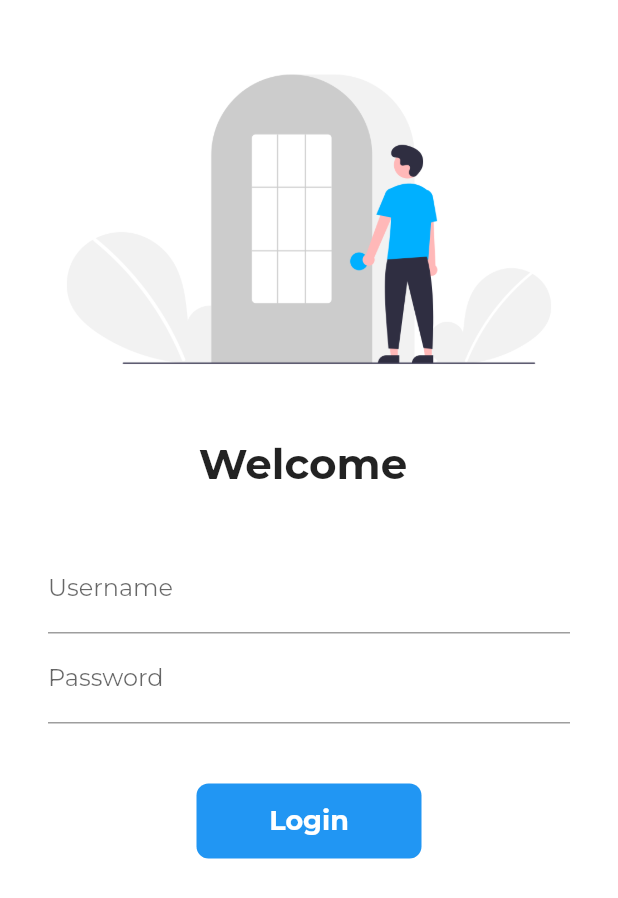
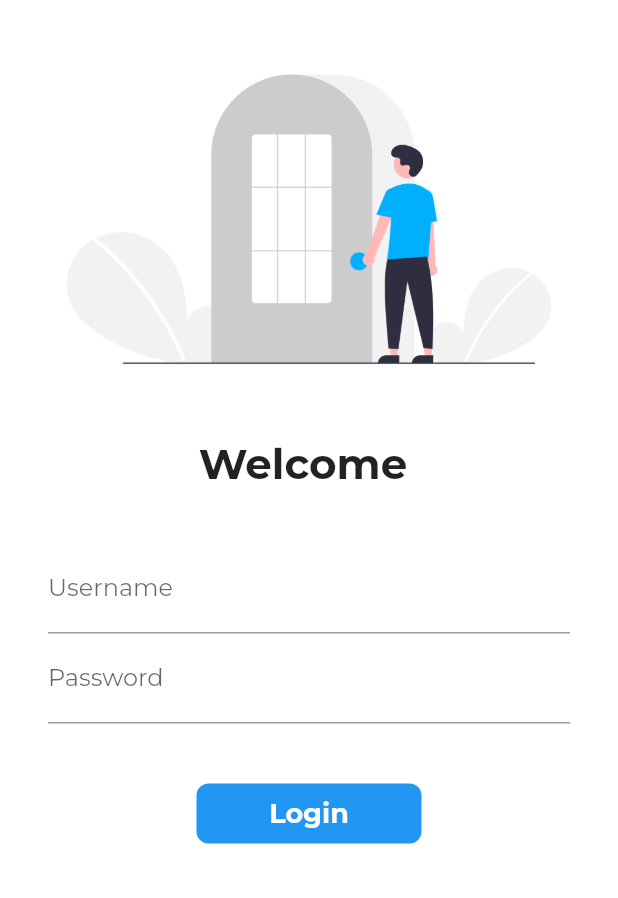
Before and after one commit to lokhandeyogesh7/30daysofFlutter, a Flutter app: the screen it shows after launch, on a phone screen of 412 x 824 dp. Shown: the top 898 px of the screen. Run offline on Flutter 3.47's test engine with Material 2 defaults, Android fonts, the phone set to English and light mode, and no system bars; our stand-ins replace google_fonts.

Commit message:
day 8 completed

```diff
--- a/lib/pages/login_page.dart
+++ b/lib/pages/login_page.dart
@@ -9,11 +9,29 @@ class LoginPage extends StatefulWidget {
 class _LoginPageState extends State<LoginPage> {
   String name = "";
   bool changeButton = false;
+
+  final _formKey = GlobalKey<FormState>();
+
+  moveToHome(BuildContext context) async {
+    if (_formKey.currentState.validate()) {
+      setState(() {
+        changeButton = true;
+      });
+      await Future.delayed(Duration(seconds: 1));
+      await Navigator.pushNamed(context, MyRoutes.homeRoute);
+      setState(() {
+        changeButton = false;
+      });
+    }
+  }
+
   @override
   Widget build(BuildContext context) {
     return Material(
         color: Colors.white,
         child: SingleChildScrollView(
+          child: Form(
+            key: _formKey,
             child: Column(
               children: [
                 SizedBox(
@@ -46,6 +64,12 @@ class _LoginPageState extends State<LoginPage> {
                           hintText: "Enter Username",
                           labelText: "Username",
                         ),
+                        validator: (value) {
+                          if (value.isEmpty) {
+                            return "Username cannot be empty";
+                          }
+                          return null;
+                        },
                         onChanged: (value) {
                           name = value;
                           setState(() {});
@@ -57,24 +81,31 @@ class _LoginPageState extends State<LoginPage> {
                           hintText: "Enter Password",
                           labelText: "Password",
                         ),
+                        validator: (value) {
+                          if (value.isEmpty) {
+                            return "Password cannot be empty";
+                          } else if (value.length < 5) {
+                            return "Password length should be atleast 5";
+                          }
+                          return null;
+                        },
                       ),
                       SizedBox(
                         height: 40.0,
                       ),
-                    InkWell(
-                      onTap: () async {
-                        setState(() {
-                          changeButton = true;
-                        });
-                        await Future.delayed(Duration(seconds: 1));
-                        Navigator.pushNamed(context, MyRoutes.homeRoute);
-                      },
+                      Material(
+                        color: Colors.blue,
+                        borderRadius: BorderRadius.circular(
+                          changeButton ? 40 : 8,
+                        ),
+                        child: InkWell(
+                          onTap: () => moveToHome(context),
                           child: AnimatedContainer(
                             duration: Duration(
                               seconds: 1,
                             ),
-                        height: 50,
-                        width: changeButton ? 50 : 150,
+                            height: 40,
+                            width: changeButton ? 40 : 150,
                             alignment: Alignment.center,
                             child: changeButton
                                 ? Icon(Icons.done, color: Colors.white)
@@ -86,30 +117,15 @@ class _LoginPageState extends State<LoginPage> {
                                       fontWeight: FontWeight.bold,
                                     ),
                                   ),
-                        decoration: BoxDecoration(
-                          color: Colors.blue,
-                          //   shape: changeButton
-                          //       ? BoxShape.circle
-                          //       : BoxShape.rectangle,
-                          // ),
-                          borderRadius: BorderRadius.circular(
-                            changeButton ? 50 : 8,
                           ),
                         ),
                       ),
-                    )
-                    // ElevatedButton(
-                    //   child: Text("Login"),
-                    //   style: TextButton.styleFrom(minimumSize: Size(150, 40)),
-                    //   onPressed: () {
-                    //     Navigator.pushNamed(context, MyRoutes.homeRoute);
-                    //   },
-                    // )
                     ],
                   ),
                 )
               ],
             ),
+          ),
         ));
   }
 }
```
Lines whose indentation alone changed are shown as unchanged.
